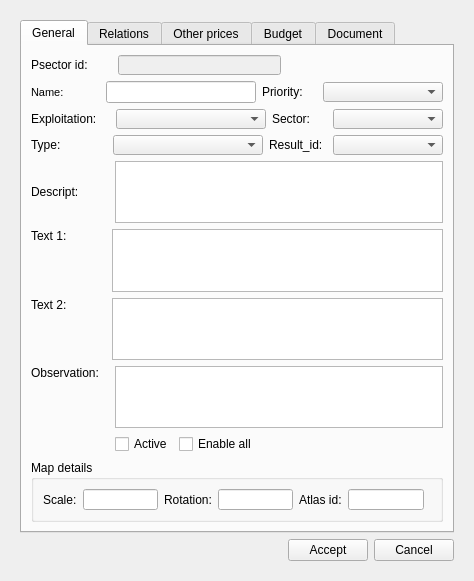
Giswater/giswater_qgis_plugin, file ui/plan_psector.ui: the form before one commit.
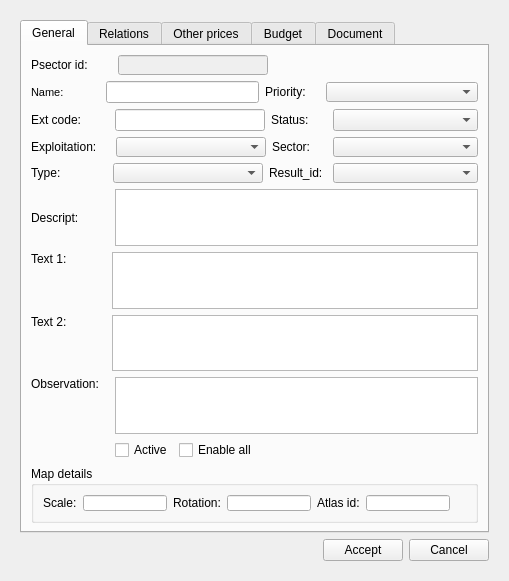
The form after the commit. Icons and pictures are not drawn.

Commit message: Enhancement: add ext_code and status into psector form and update metadata

The edit to the form file:
```diff
--- a/ui/plan_psector.ui
+++ b/ui/plan_psector.ui
@@ -6,7 +6,7 @@
    <rect>
     <x>0</x>
     <y>0</y>
-    <width>474</width>
+    <width>509</width>
     <height>581</height>
    </rect>
   </property>
@@ -107,11 +107,11 @@
                <enum>Qt::Horizontal</enum>
               </property>
               <property name="sizeType">
-               <enum>QSizePolicy::Expanding</enum>
+               <enum>QSizePolicy::Preferred</enum>
               </property>
               <property name="sizeHint" stdset="0">
                <size>
-                <width>35</width>
+                <width>250</width>
                 <height>20</height>
                </size>
               </property>
@@ -232,6 +232,82 @@
             </item>
            </layout>
           </item>
+          <item>
+           <layout class="QHBoxLayout" name="horizontalLayout_4">
+            <item>
+             <widget class="QLabel" name="label">
+              <property name="sizePolicy">
+               <sizepolicy hsizetype="Fixed" vsizetype="Preferred">
+                <horstretch>0</horstretch>
+                <verstretch>0</verstretch>
+               </sizepolicy>
+              </property>
+              <property name="text">
+               <string>Ext code:</string>
+              </property>
+             </widget>
+            </item>
+            <item>
+             <spacer name="horizontalSpacer_27">
+              <property name="orientation">
+               <enum>Qt::Horizontal</enum>
+              </property>
+              <property name="sizeType">
+               <enum>QSizePolicy::Fixed</enum>
+              </property>
+              <property name="sizeHint" stdset="0">
+               <size>
+                <width>28</width>
+                <height>20</height>
+               </size>
+              </property>
+             </spacer>
+            </item>
+            <item>
+             <widget class="QLineEdit" name="ext_code">
+              <property name="minimumSize">
+               <size>
+                <width>150</width>
+                <height>0</height>
+               </size>
+              </property>
+             </widget>
+            </item>
+            <item>
+             <widget class="QLabel" name="label_2">
+              <property name="text">
+               <string>Status:</string>
+              </property>
+             </widget>
+            </item>
+            <item>
+             <spacer name="horizontalSpacer_28">
+              <property name="orientation">
+               <enum>Qt::Horizontal</enum>
+              </property>
+              <property name="sizeType">
+               <enum>QSizePolicy::Fixed</enum>
+              </property>
+              <property name="sizeHint" stdset="0">
+               <size>
+                <width>18</width>
+                <height>20</height>
+               </size>
+              </property>
+             </spacer>
+            </item>
+            <item>
+             <widget class="QComboBox" name="status">
+              <property name="sizePolicy">
+               <sizepolicy hsizetype="Expanding" vsizetype="Preferred">
+                <horstretch>0</horstretch>
+                <verstretch>0</verstretch>
+               </sizepolicy>
+              </property>
+             </widget>
+            </item>
+           </layout>
+          </item>
           <item>
            <layout class="QHBoxLayout" name="horizontalLayout_3">
             <item>
```
Left out of the diff: 8 changed lines with no effect on the pictures. The commit also changes 2 other files.
